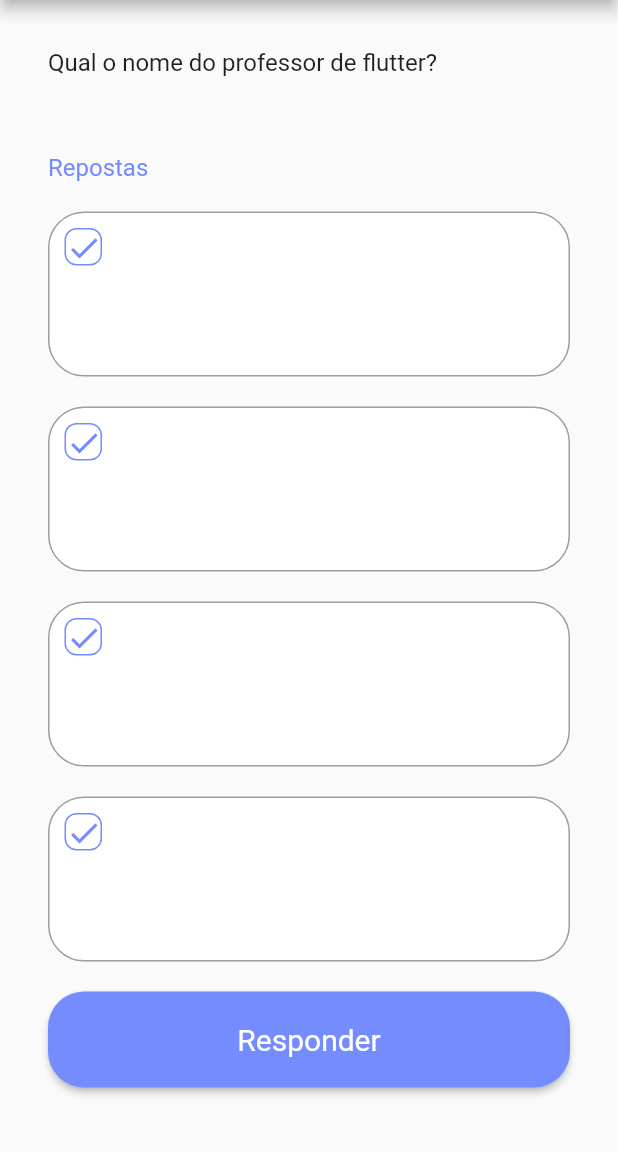
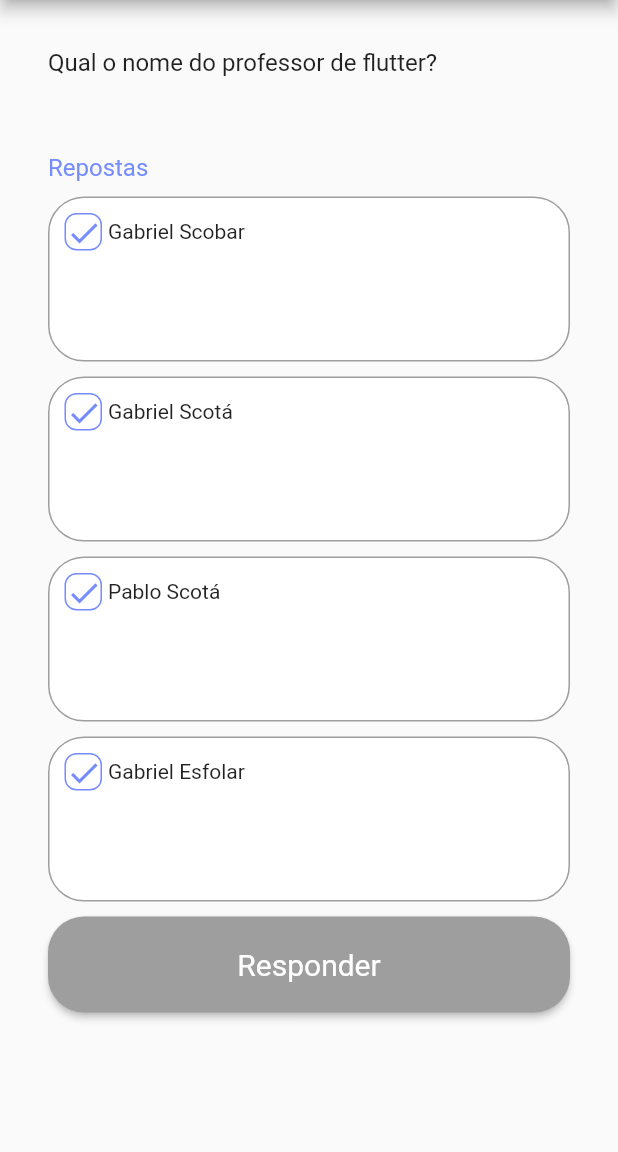
Before and after one commit to JoaoPauloPrata/perguntados, a Flutter app: the QuestionPage screen opened directly, on a phone screen of 412 x 824 dp, the part 84-1236 px from its top. Run offline on Flutter 3.47's test engine with Material 2 defaults, Android fonts, the phone set to English and light mode, and no system bars.

Commit message:
Implementada funcionalidade de responder a pergunta

```diff
--- /dev/null
+++ b/perguntados/lib/data/questions.dart
@@ -0,0 +1,20 @@
+import '../question.dart';
+
+List<Question> allQuestions = [
+  Question('Qual o nome do professor de flutter?',
+      ['Gabriel Scobar', 'Gabriel Scotá', 'Pablo Scotá', 'Gabriel Esfolar'], 1),
+  Question('Qual numero a baixo nao é primo?', ['1', '3', '4', '5'], 2),
+  Question('Qual o nome do professor de flutter?',
+      ['Gabriel Scobar', 'Gabriel Scotá', 'Pablo Scotá', 'Gabriel Esfolar'], 1),
+  Question('Qual numero a baixo nao é primo?', ['1', '3', '4', '5'], 2),
+  Question('Qual o nome do professor de flutter?',
+      ['Gabriel Scobar', 'Gabriel Scotá', 'Pablo Scotá', 'Gabriel Esfolar'], 1),
+  Question('Qual numero a baixo nao é primo?', ['1', '3', '4', '5'], 2),
+  Question('Qual o nome do professor de flutter?',
+      ['Gabriel Scobar', 'Gabriel Scotá', 'Pablo Scotá', 'Gabriel Esfolar'], 1),
+  Question('Qual numero a baixo nao é primo?', ['1', '3', '4', '5'], 2),
+  Question('Qual o nome do professor de flutter?',
+      ['Gabriel Scobar', 'Gabriel Scotá', 'Pablo Scotá', 'Gabriel Esfolar'], 1),
+  Question('Qual o nome do professor de flutter?',
+      ['Gabriel Scobar', 'Gabriel Scotá', 'Pablo Scotá', 'Gabriel Esfolar'], 1),
+];
--- a/perguntados/lib/pages/question_page.dart
+++ b/perguntados/lib/pages/question_page.dart
@@ -1,6 +1,8 @@
 import 'package:flutter/cupertino.dart';
 import 'package:flutter/material.dart';
 import 'package:perguntados/pages/pages.dart';
+
+import '../data/questions.dart';
 
 class QuestionPage extends StatefulWidget {
   const QuestionPage({Key? key}) : super(key: key);
@@ -10,11 +12,6 @@ class QuestionPage extends StatefulWidget {
 }
 
 class _QuestionPageState extends State<QuestionPage> {
-  ResponseBox option_1 = new ResponseBox('');
-  ResponseBox option_2 = new ResponseBox('');
-  ResponseBox option_3 = new ResponseBox('');
-  ResponseBox option_4 = new ResponseBox('');
-  String teste = '';
   @override
   Widget build(BuildContext context) {
     return Scaffold(
@@ -23,40 +20,56 @@ class _QuestionPageState extends State<QuestionPage> {
         backgroundColor: defaultColor,
         title: Text('Perguntas e respostas'),
       ),
-      body: Padding(
-          padding: EdgeInsets.all(32),
-          child: Column(
-            mainAxisAlignment: MainAxisAlignment.start,
-            crossAxisAlignment: CrossAxisAlignment.stretch,
-            children: [
-              Container(
-                height: 50,
-                child: Text(
-                  'Qual o nome do professor de flutter?',
-                  style: TextStyle(fontSize: 16),
-                ),
-              ),
-              SizedBox(height: 20),
-              Text(
-                'Repostas',
-                style: TextStyle(fontSize: 16, color: defaultColor),
-              ),
-              SizedBox(height: 20),
-              option_1,
-              SizedBox(height: 20),
-              option_2,
-              SizedBox(height: 20),
-              option_3,
-              SizedBox(height: 20),
-              option_4,
-              SizedBox(height: 20),
-              responseButton()
-            ],
-          )),
+      body: Padding(padding: EdgeInsets.all(32), child: WidgetsLists()),
     );
   }
+}
 
-  Container responseButton() {
+ButtonStyle getButtonStyle(isSelected) {
+  if (isSelected) {
+    return ElevatedButton.styleFrom(
+        primary: defaultColor,
+        shape: RoundedRectangleBorder(borderRadius: BorderRadius.circular(24)),
+        textStyle: TextStyle(fontSize: 20));
+  } else {
+    return ElevatedButton.styleFrom(
+        primary: Colors.grey,
+        shape: RoundedRectangleBorder(borderRadius: BorderRadius.circular(24)),
+        textStyle: TextStyle(fontSize: 20));
+  }
+}
+
+class ResponseButton extends StatelessWidget {
+  late bool isSelected;
+  late Function responseAction;
+
+  ResponseButton(newIsSelectedValue, nextQuestion, responseAction) {
+    this.isSelected = newIsSelectedValue;
+    this.responseAction = responseAction;
+  }
+  @override
+  Widget build(BuildContext context) {
+    return Container(
+        height: 64,
+        child: ElevatedButton(
+          style: getButtonStyle(isSelected),
+          onPressed: () {
+            if (isSelected) {
+              responseAction();
+            }
+          },
+          child: const Text('Responder'),
+        ));
+  }
+}
+
+class NextQuestionButton extends StatelessWidget {
+  late Function nextQuestion;
+  NextQuestionButton(function) {
+    this.nextQuestion = function;
+  }
+  @override
+  Widget build(BuildContext context) {
     return Container(
         height: 64,
         child: ElevatedButton(
@@ -65,47 +78,177 @@ class _QuestionPageState extends State<QuestionPage> {
               shape: RoundedRectangleBorder(
                   borderRadius: BorderRadius.circular(24)),
               textStyle: TextStyle(fontSize: 20)),
-          onPressed: () {},
-          child: const Text('Responder'),
+          onPressed: () {
+            nextQuestion();
+          },
+          child: const Text('Próxima Pergunta'),
         ));
   }
 }
 
-BoxDecoration getContainerDecoration(isChecked) {
-  if (isChecked) {
-    return BoxDecoration(
-        border: Border.all(color: defaultColor),
-        color: Color.fromRGBO(117, 140, 255, 0.3),
-        borderRadius: BorderRadius.circular(24));
+class WidgetsLists extends StatefulWidget {
+  const WidgetsLists({Key? key}) : super(key: key);
+
+  @override
+  WidgetsListsState createState() => WidgetsListsState();
+}
+
+class WidgetsListsState extends State<WidgetsLists> {
+  late int atualIndex = 0;
+  late bool isSelected = false;
+  late int selectedOption = 12;
+  late int correctCount = 0;
+  bool answered = false;
+  List<int> responseBoxSates = [4, 4, 4, 4];
+  Widget returnButton(answered) {
+    if (answered) {
+      return NextQuestionButton(nextQuestion);
+    } else {
+      return ResponseButton(isSelected, nextQuestion, responseAction);
+    }
   }
-  return BoxDecoration(
-      border: Border.all(color: Colors.grey),
-      color: Colors.white,
-      borderRadius: BorderRadius.circular(24));
+
+  void markSelection(index) {
+    setState(() {
+      if (responseBoxSates[index] == 1) {
+        responseBoxSates[index] = 4;
+        isSelected = false;
+      } else {
+        responseBoxSates[index] = 1;
+        for (int i = 0; i < 4; i++) {
+          if (i != index) {
+            responseBoxSates[i] = 4;
+          }
+        }
+        isSelected = true;
+      }
+      debugPrint(index.toString());
+    });
+    selectedOption = index;
+  }
+
+  void responseAction() {
+    setState(() {
+      if (selectedOption == allQuestions[atualIndex].correctResponse) {
+        correctCount++;
+        responseBoxSates[selectedOption] = 3;
+      } else {
+        responseBoxSates[selectedOption] = 2;
+        responseBoxSates[allQuestions[atualIndex].correctResponse] = 3;
+      }
+      answered = true;
+      isSelected = !isSelected;
+    });
+  }
+
+  void nextQuestion() {
+    setState(() {
+      for (int i = 0; i < 4; i++) {
+        responseBoxSates[i] = 4;
+      }
+      answered = false;
+      atualIndex++;
+    });
+  }
+
+  @override
+  Widget build(BuildContext context) {
+    return Column(
+      mainAxisAlignment: MainAxisAlignment.start,
+      crossAxisAlignment: CrossAxisAlignment.stretch,
+      children: [
+        Container(
+          height: 50,
+          child: Text(
+            allQuestions[atualIndex].question,
+            style: TextStyle(fontSize: 16),
+          ),
+        ),
+        SizedBox(height: 20),
+        Text(
+          'Repostas',
+          style: TextStyle(fontSize: 16, color: defaultColor),
+        ),
+        SizedBox(
+          height: 10,
+        ),
+        ResponseBox(atualIndex, 0, markSelection, responseBoxSates[0]),
+        SizedBox(
+          height: 10,
+        ),
+        ResponseBox(atualIndex, 1, markSelection, responseBoxSates[1]),
+        SizedBox(
+          height: 10,
+        ),
+        ResponseBox(atualIndex, 2, markSelection, responseBoxSates[2]),
+        SizedBox(
+          height: 10,
+        ),
+        ResponseBox(atualIndex, 3, markSelection, responseBoxSates[3]),
+        SizedBox(
+          height: 10,
+        ),
+        returnButton(answered)
+      ],
+    );
+  }
 }
 
 class ResponseBox extends StatefulWidget {
-  String _response = '';
-  ResponseBox(value) {
-    this._response = value;
+  late int widgetIndex;
+  int atualIndex = 0;
+  late int atualState;
+  late Function callBackFunction;
+  // late BoxDecoration atualDecoration;
+  void setSelfState(newState) {
+    this.atualState = newState;
+  }
+
+  ResponseBox(atualIndex, widgetIndex, callBackFunction, atualState) {
+    this.widgetIndex = widgetIndex;
+    this.atualIndex = atualIndex;
+    this.callBackFunction = callBackFunction;
+    this.atualState = atualState;
+    // this.atualDecoration = style;
   }
   @override
   _ResponseBoxState createState() => _ResponseBoxState();
 }
 
 class _ResponseBoxState extends State<ResponseBox> {
-  bool _isChecked = false;
+  BoxDecoration getContainerDecoration(isChecked) {
+    if (widget.atualState == 1) {
+      return BoxDecoration(
+          border: Border.all(color: defaultColor),
+          color: Color.fromRGBO(117, 140, 255, 0.3),
+          borderRadius: BorderRadius.circular(24));
+    } else if (widget.atualState == 2) {
+      return BoxDecoration(
+          border: Border.all(color: Colors.red),
+          color: Color.fromRGBO(255, 214, 214, 0.3),
+          borderRadius: BorderRadius.circular(24));
+    } else if (widget.atualState == 3) {
+      return BoxDecoration(
+          border: Border.all(color: Colors.green),
+          color: Color.fromRGBO(229, 255, 230, 0.3),
+          borderRadius: BorderRadius.circular(24));
+    }
+    return BoxDecoration(
+        border: Border.all(color: Colors.grey),
+        color: Colors.white,
+        borderRadius: BorderRadius.circular(24));
+  }
 
   @override
   Widget build(BuildContext context) {
     return GestureDetector(
         onTap: () {
           setState(() {
-            widget._response = 'ARROZ';
+            widget.callBackFunction(widget.widgetIndex);
           });
         },
         child: Container(
-          decoration: getContainerDecoration(_isChecked),
+          decoration: getContainerDecoration(widget.atualState),
           height: 110,
           child: Padding(
               padding: EdgeInsets.all(10),
@@ -124,8 +267,9 @@ class _ResponseBoxState extends State<ResponseBox> {
                           border: Border.all(color: defaultColor),
                           borderRadius: BorderRadius.circular(8)),
                     ),
-                    SizedBox(width: 3),
-                    Text(widget._response)
+                    SizedBox(width: 4),
+                    Text(allQuestions[widget.atualIndex]
+                        .responses[widget.widgetIndex])
                   ])
                 ],
               )),
--- /dev/null
+++ b/perguntados/lib/question.dart
@@ -0,0 +1,10 @@
+class Question {
+  late String question;
+  late List<String> responses;
+  late int correctResponse;
+  Question(question, list, correct) {
+    this.question = question;
+    this.responses = list;
+    this.correctResponse = correct;
+  }
+}
```
